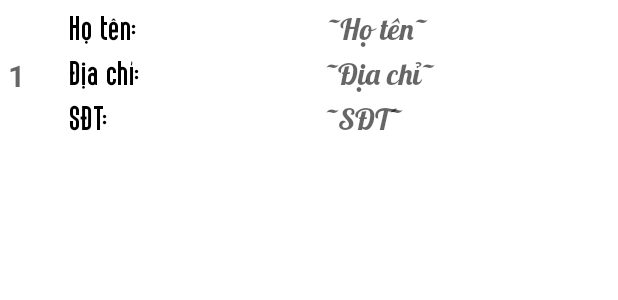
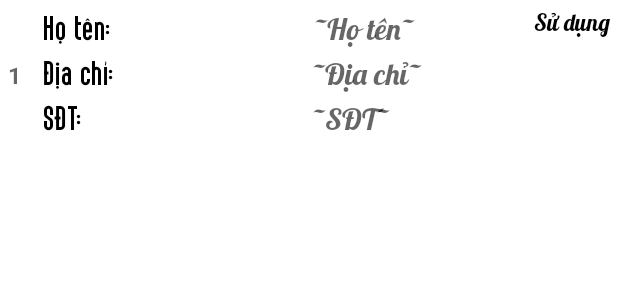
Before and after one commit to kienvu19/AppOrderFoodBasic, an Android app: the layout info_user_remember.xml on its own in the app's theme, with its tools: preview values and no code run, on a phone screen of 412 x 824 dp. Shown: the top 300 px of the screen. Run offline under Robolectric (Android 15) with nearby library versions, the phone set to English and light mode, and no system bars.

Commit message:
First Project Android Studio

```diff
--- a/app/src/main/res/layout/activity_main.xml
+++ b/app/src/main/res/layout/activity_main.xml
@@ -38,7 +38,7 @@
         android:layout_marginEnd="10dp"
         android:layout_marginBottom="10dp"
         android:contentDescription="@string/action_search"
-        android:src="@drawable/ic_user"
+        android:src="@drawable/stpng"
         app:backgroundTint="@color/orange"
         tools:ignore="RelativeOverlap" />
 
@@ -73,7 +73,7 @@
         android:contentDescription="@string/action_search"
         android:focusable="true"
         android:visibility="invisible"
-        android:src="@drawable/contact"
+        android:src="@drawable/infomationuser"
         app:backgroundTint="@color/orange"
         tools:ignore="RelativeOverlap" />
 
@@ -121,7 +121,7 @@
         android:clickable="true"
         android:contentDescription="@string/action_search"
         android:focusable="true"
-        android:src="@drawable/infomationuser"
+        android:src="@drawable/contact"
         app:backgroundTint="@color/orange"
         tools:ignore="RelativeOverlap" />
 </RelativeLayout>
--- a/app/src/main/res/layout/info_user_remember.xml
+++ b/app/src/main/res/layout/info_user_remember.xml
@@ -9,7 +9,19 @@
         android:id="@+id/layout_history"
         android:layout_width="match_parent"
         android:layout_height="wrap_content"
-        android:layout_margin="5dp">
+        android:layout_marginStart="5dp"
+        android:layout_marginTop="5dp"
+        android:layout_marginEnd="5dp"
+        android:layout_marginBottom="5dp">
+
+        <TextView
+            android:layout_width="wrap_content"
+            android:layout_height="wrap_content"
+            android:textColor="#000"
+            android:textSize="15sp"
+            android:fontFamily="@font/lobest"
+            android:layout_alignParentEnd="true"
+            android:text="Sử dụng"></TextView>
 
         <TextView
             android:id="@+id/saveiduser"
@@ -18,15 +30,15 @@
             android:layout_centerVertical="true"
             android:hint="1"
             android:textColor="#000"
-            android:textSize="20sp"
+            android:textSize="15sp"
             android:textStyle="bold" />
-
         <LinearLayout
             android:id="@+id/layout_ten"
             android:layout_width="match_parent"
             android:layout_height="wrap_content"
-            android:layout_marginLeft="30dp"
+            android:layout_marginLeft="15dp"
             android:layout_toRightOf="@id/saveiduser">
+
             <TextView
                 android:layout_width="wrap_content"
                 android:layout_height="wrap_content"
@@ -34,22 +46,25 @@
                 android:text="Họ tên: "
                 android:textColor="@color/black"
                 android:textSize="20dp" />
+
             <TextView
                 android:id="@+id/savetenuser"
                 android:layout_width="match_parent"
                 android:layout_height="wrap_content"
+                android:fontFamily="@font/lobest"
                 android:gravity="center"
-                android:fontFamily="@font/lobest"
                 android:hint="~Họ tên~"
                 android:textColor="@color/black"
-                android:textSize="20dp"/>
+                android:textSize="20dp" />
+
+
         </LinearLayout>
 
         <LinearLayout
             android:layout_width="match_parent"
             android:layout_height="wrap_content"
             android:layout_below="@id/layout_ten"
-            android:layout_marginLeft="30dp"
+            android:layout_marginLeft="15dp"
             android:layout_toRightOf="@id/saveiduser"
             android:orientation="vertical">
 
@@ -63,22 +78,23 @@
                     android:fontFamily="@font/utm_pacific"
                     android:text="Địa chỉ: "
                     android:textColor="@color/black"
-                    android:textSize="20dp"/>
+                    android:textSize="20dp" />
 
                 <TextView
                     android:id="@+id/savediachiuser"
                     android:layout_width="match_parent"
                     android:layout_height="wrap_content"
+                    android:fontFamily="@font/lobest"
                     android:gravity="center"
-                    android:fontFamily="@font/lobest"
                     android:hint="~Địa chỉ~"
                     android:textColor="@color/black"
-                    android:textSize="20dp"/>
+                    android:textSize="20dp" />
             </LinearLayout>
 
             <LinearLayout
                 android:layout_width="match_parent"
                 android:layout_height="wrap_content">
+
                 <TextView
                     android:layout_width="wrap_content"
                     android:layout_height="wrap_content"
@@ -86,12 +102,13 @@
                     android:text="SĐT: "
                     android:textColor="@color/black"
                     android:textSize="20dp" />
+
                 <TextView
                     android:id="@+id/savesdtuser"
                     android:layout_width="match_parent"
                     android:layout_height="wrap_content"
+                    android:fontFamily="@font/lobest"
                     android:gravity="center"
-                    android:fontFamily="@font/lobest"
                     android:hint="~SĐT~"
                     android:textColor="@color/black"
                     android:textSize="20dp" />
```
Also changed, not shown: app/src/main/res/drawable/stpng.png (added), app/src/main/res/drawable/sudung.png (added).
